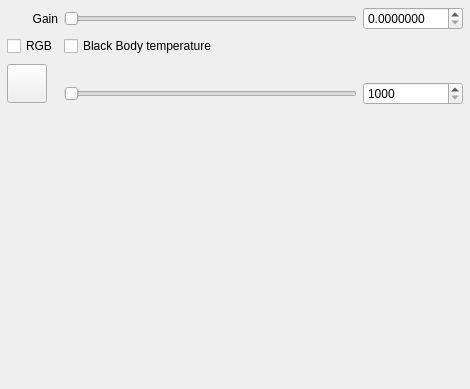
Qt form qtgui/lightgroup.ui (sungsoo/luxrender-lux) before a commit.
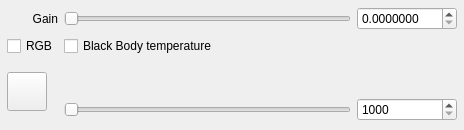
The same form after that commit. Icons and pictures are not drawn.

Commit message: Cosmetic: fix some spacer issues in the layouts

```diff
--- a/qtgui/lightgroup.ui
+++ b/qtgui/lightgroup.ui
@@ -6,8 +6,8 @@
    <rect>
     <x>0</x>
     <y>0</y>
-    <width>470</width>
-    <height>389</height>
+    <width>464</width>
+    <height>130</height>
    </rect>
   </property>
   <property name="windowTitle">
@@ -212,10 +212,13 @@
      <property name="orientation">
       <enum>Qt::Vertical</enum>
      </property>
+     <property name="sizeType">
+      <enum>QSizePolicy::Preferred</enum>
+     </property>
      <property name="sizeHint" stdset="0">
       <size>
        <width>20</width>
-       <height>149</height>
+       <height>2</height>
       </size>
      </property>
     </spacer>
```
The commit also changes 4 other files.
